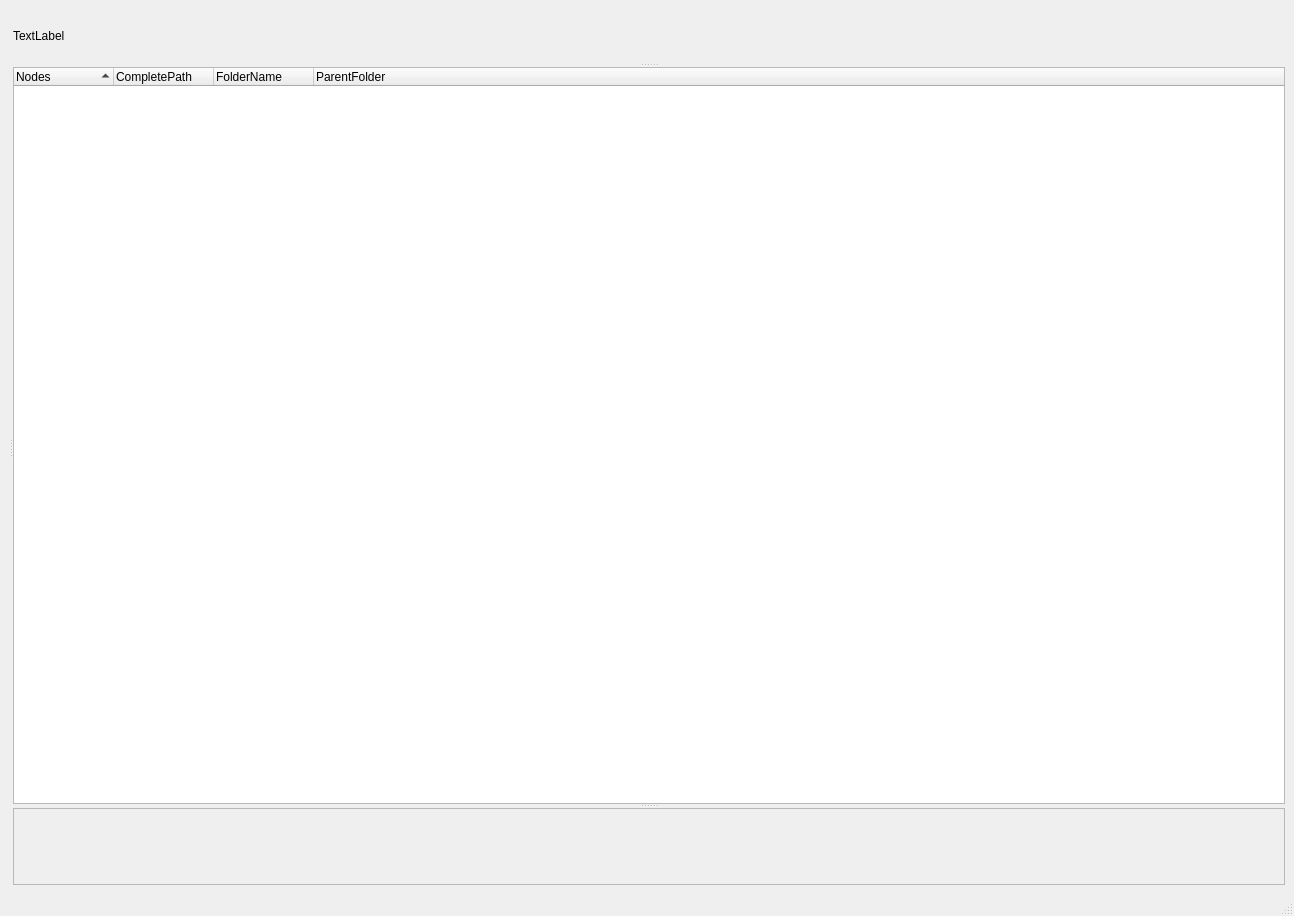
The window that ui/coco_edit.ui (nielsvaes/tangle) describes before a commit, drawn with Qt 5.
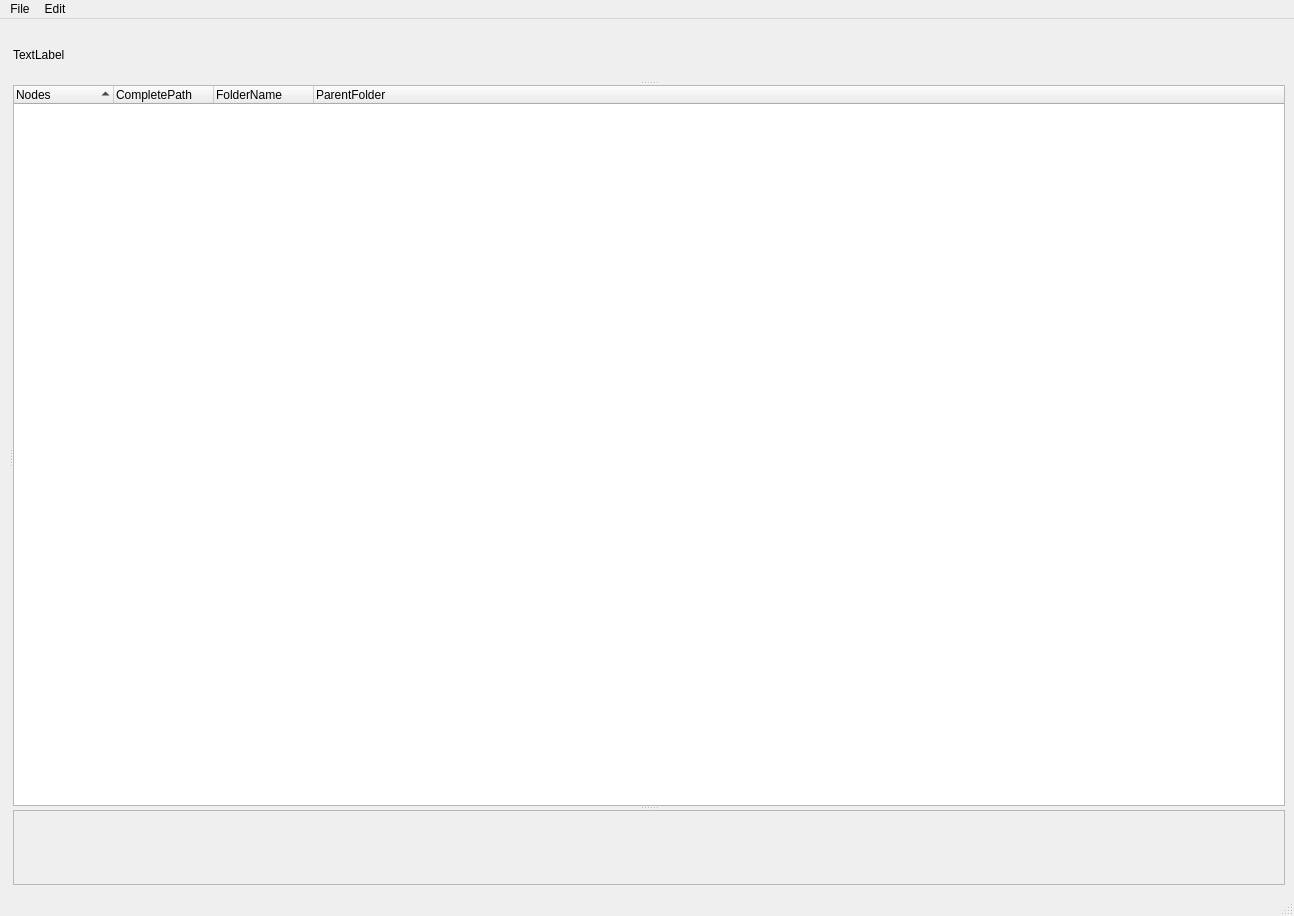
The same window after the commit. Icons and pictures are not drawn.

Commit message: Renamed NodeItem to Node Renamed CombineChannels to JoinChannels Added a spinbox UI to base_node Added a menubar to the main window

The edit to the form file:
```diff
--- a/ui/coco_edit.ui
+++ b/ui/coco_edit.ui
@@ -118,8 +118,8 @@
           <rect>
            <x>0</x>
            <y>0</y>
-           <width>1258</width>
-           <height>84</height>
+           <width>1259</width>
+           <height>79</height>
           </rect>
          </property>
          <layout class="QGridLayout" name="gridLayout">
@@ -147,9 +147,23 @@
      <x>0</x>
      <y>0</y>
      <width>1294</width>
-     <height>20</height>
+     <height>21</height>
     </rect>
    </property>
+   <widget class="QMenu" name="menuFile">
+    <property name="title">
+     <string>File</string>
+    </property>
+    <addaction name="actionExit"/>
+   </widget>
+   <widget class="QMenu" name="menuEdit">
+    <property name="title">
+     <string>Edit</string>
+    </property>
+    <addaction name="actionSettings"/>
+   </widget>
+   <addaction name="menuFile"/>
+   <addaction name="menuEdit"/>
   </widget>
   <widget class="QStatusBar" name="statusbar"/>
  </widget>
```
Left out of the diff: 10 changed lines with no effect on the pictures. The commit also changes 6 other files.
